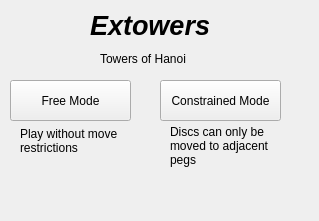
Qt form mainwindow.ui (Tauntalus/CSC-4430) before a commit.
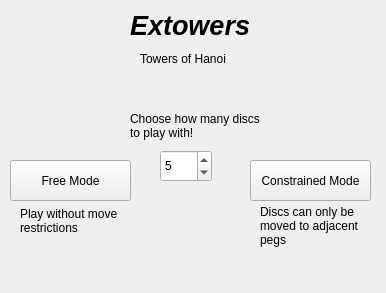
The same form after that commit.

```diff
--- a/mainwindow.ui
+++ b/mainwindow.ui
@@ -6,8 +6,8 @@
    <rect>
     <x>0</x>
     <y>0</y>
-    <width>319</width>
-    <height>221</height>
+    <width>386</width>
+    <height>293</height>
    </rect>
   </property>
   <property name="windowTitle">
@@ -18,7 +18,7 @@
     <property name="geometry">
      <rect>
       <x>10</x>
-      <y>80</y>
+      <y>160</y>
       <width>121</width>
       <height>41</height>
      </rect>
@@ -30,8 +30,8 @@
    <widget class="QPushButton" name="conButton">
     <property name="geometry">
      <rect>
-      <x>160</x>
-      <y>80</y>
+      <x>250</x>
+      <y>160</y>
       <width>121</width>
       <height>41</height>
      </rect>
@@ -46,7 +46,7 @@
    <widget class="QLabel" name="Title">
     <property name="geometry">
      <rect>
-      <x>90</x>
+      <x>130</x>
       <y>0</y>
       <width>121</width>
       <height>51</height>
@@ -67,7 +67,7 @@
    <widget class="QLabel" name="Info">
     <property name="geometry">
      <rect>
-      <x>100</x>
+      <x>140</x>
       <y>50</y>
       <width>101</width>
       <height>18</height>
@@ -81,7 +81,7 @@
     <property name="geometry">
      <rect>
       <x>20</x>
-      <y>120</y>
+      <y>200</y>
       <width>111</width>
       <height>41</height>
      </rect>
@@ -96,8 +96,8 @@
    <widget class="QLabel" name="conInfo">
     <property name="geometry">
      <rect>
-      <x>170</x>
-      <y>110</y>
+      <x>260</x>
+      <y>190</y>
       <width>101</width>
       <height>71</height>
      </rect>
@@ -109,6 +109,41 @@
      <bool>true</bool>
     </property>
    </widget>
+   <widget class="QSpinBox" name="numDiscBox">
+    <property name="geometry">
+     <rect>
+      <x>160</x>
+      <y>150</y>
+      <width>52</width>
+      <height>32</height>
+     </rect>
+    </property>
+    <property name="minimum">
+     <number>3</number>
+    </property>
+    <property name="maximum">
+     <number>10</number>
+    </property>
+    <property name="value">
+     <number>5</number>
+    </property>
+   </widget>
+   <widget class="QLabel" name="numDiscLabel">
+    <property name="geometry">
+     <rect>
+      <x>130</x>
+      <y>100</y>
+      <width>141</width>
+      <height>51</height>
+     </rect>
+    </property>
+    <property name="text">
+     <string>Choose how many discs to play with!</string>
+    </property>
+    <property name="wordWrap">
+     <bool>true</bool>
+    </property>
+   </widget>
   </widget>
  </widget>
  <layoutdefault spacing="6" margin="11"/>
```
